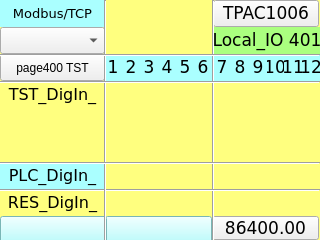
Old version of the form TPAC1006/Local_IO_HMI/page401.ui in the repository MECTsrl/mect_apps.
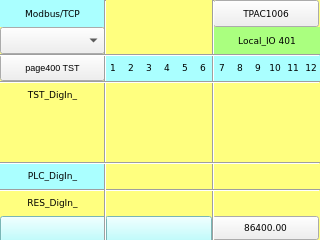
New version of the form. Custom widgets are drawn as their Qt base class.

What changed in the file:
```diff
--- a/TPAC1006/Local_IO_HMI/page401.ui
+++ b/TPAC1006/Local_IO_HMI/page401.ui
@@ -43,7 +43,7 @@
    <property name="font">
     <font>
      <family>DejaVu Sans Mono</family>
-     <pointsize>10</pointsize>
+     <pointsize>7</pointsize>
     </font>
    </property>
    <property name="orientation">
@@ -81,7 +81,7 @@
    <property name="font">
     <font>
      <family>DejaVu Sans</family>
-     <pointsize>13</pointsize>
+     <pointsize>7</pointsize>
     </font>
    </property>
    <property name="checkable">
@@ -163,7 +163,7 @@
    <property name="font">
     <font>
      <family>DejaVu Sans</family>
-     <pointsize>13</pointsize>
+     <pointsize>7</pointsize>
     </font>
    </property>
    <property name="styleSheet">
@@ -188,7 +188,7 @@
    <property name="font">
     <font>
      <family>DejaVu Sans</family>
-     <pointsize>13</pointsize>
+     <pointsize>7</pointsize>
     </font>
    </property>
    <property name="styleSheet">
@@ -213,7 +213,7 @@
    <property name="font">
     <font>
      <family>DejaVu Sans</family>
-     <pointsize>13</pointsize>
+     <pointsize>7</pointsize>
     </font>
    </property>
    <property name="styleSheet">
@@ -238,7 +238,7 @@
    <property name="font">
     <font>
      <family>DejaVu Sans</family>
-     <pointsize>13</pointsize>
+     <pointsize>7</pointsize>
     </font>
    </property>
    <property name="styleSheet">
@@ -263,7 +263,7 @@
    <property name="font">
     <font>
      <family>DejaVu Sans</family>
-     <pointsize>13</pointsize>
+     <pointsize>7</pointsize>
     </font>
    </property>
    <property name="styleSheet">
@@ -288,7 +288,7 @@
    <property name="font">
     <font>
      <family>DejaVu Sans</family>
-     <pointsize>13</pointsize>
+     <pointsize>7</pointsize>
     </font>
    </property>
    <property name="styleSheet">
@@ -313,7 +313,7 @@
    <property name="font">
     <font>
      <family>DejaVu Sans</family>
-     <pointsize>13</pointsize>
+     <pointsize>7</pointsize>
     </font>
    </property>
    <property name="styleSheet">
@@ -338,7 +338,7 @@
    <property name="font">
     <font>
      <family>DejaVu Sans</family>
-     <pointsize>13</pointsize>
+     <pointsize>7</pointsize>
     </font>
    </property>
    <property name="styleSheet">
@@ -363,7 +363,7 @@
    <property name="font">
     <font>
      <family>DejaVu Sans</family>
-     <pointsize>13</pointsize>
+     <pointsize>7</pointsize>
     </font>
    </property>
    <property name="styleSheet">
@@ -440,7 +440,7 @@
    <property name="font">
     <font>
      <family>DejaVu Sans</family>
-     <pointsize>13</pointsize>
+     <pointsize>7</pointsize>
     </font>
    </property>
    <property name="styleSheet">
@@ -465,7 +465,7 @@
    <property name="font">
     <font>
      <family>DejaVu Sans</family>
-     <pointsize>13</pointsize>
+     <pointsize>7</pointsize>
     </font>
    </property>
    <property name="styleSheet">
@@ -487,6 +487,11 @@
      <height>27</height>
     </rect>
    </property>
+   <property name="font">
+    <font>
+     <pointsize>7</pointsize>
+    </font>
+   </property>
    <property name="toolTip">
     <string/>
    </property>
@@ -595,7 +600,7 @@
    <property name="font">
     <font>
      <family>DejaVu Sans</family>
-     <pointsize>13</pointsize>
+     <pointsize>7</pointsize>
     </font>
    </property>
    <property name="styleSheet">
@@ -620,7 +625,7 @@
    <property name="font">
     <font>
      <family>DejaVu Sans</family>
-     <pointsize>13</pointsize>
+     <pointsize>7</pointsize>
     </font>
    </property>
    <property name="text">
@@ -676,7 +681,7 @@
    <property name="font">
     <font>
      <family>DejaVu Sans</family>
-     <pointsize>13</pointsize>
+     <pointsize>7</pointsize>
     </font>
    </property>
    <property name="styleSheet">
@@ -989,7 +994,7 @@
    <property name="font">
     <font>
      <family>DejaVu Sans</family>
-     <pointsize>12</pointsize>
+     <pointsize>7</pointsize>
     </font>
    </property>
    <property name="styleSheet">
@@ -1014,7 +1019,7 @@
    <property name="font">
     <font>
      <family>DejaVu Sans</family>
-     <pointsize>12</pointsize>
+     <pointsize>7</pointsize>
     </font>
    </property>
    <property name="styleSheet">
@@ -1039,7 +1044,7 @@
    <property name="font">
     <font>
      <family>DejaVu Sans</family>
-     <pointsize>12</pointsize>
+     <pointsize>7</pointsize>
     </font>
    </property>
    <property name="styleSheet">
@@ -1732,7 +1737,7 @@
    <property name="font">
     <font>
      <family>DejaVu Sans</family>
-     <pointsize>10</pointsize>
+     <pointsize>7</pointsize>
     </font>
    </property>
    <property name="styleSheet">
```
Left out of the diff: 28 changed lines with no effect on the pictures.
